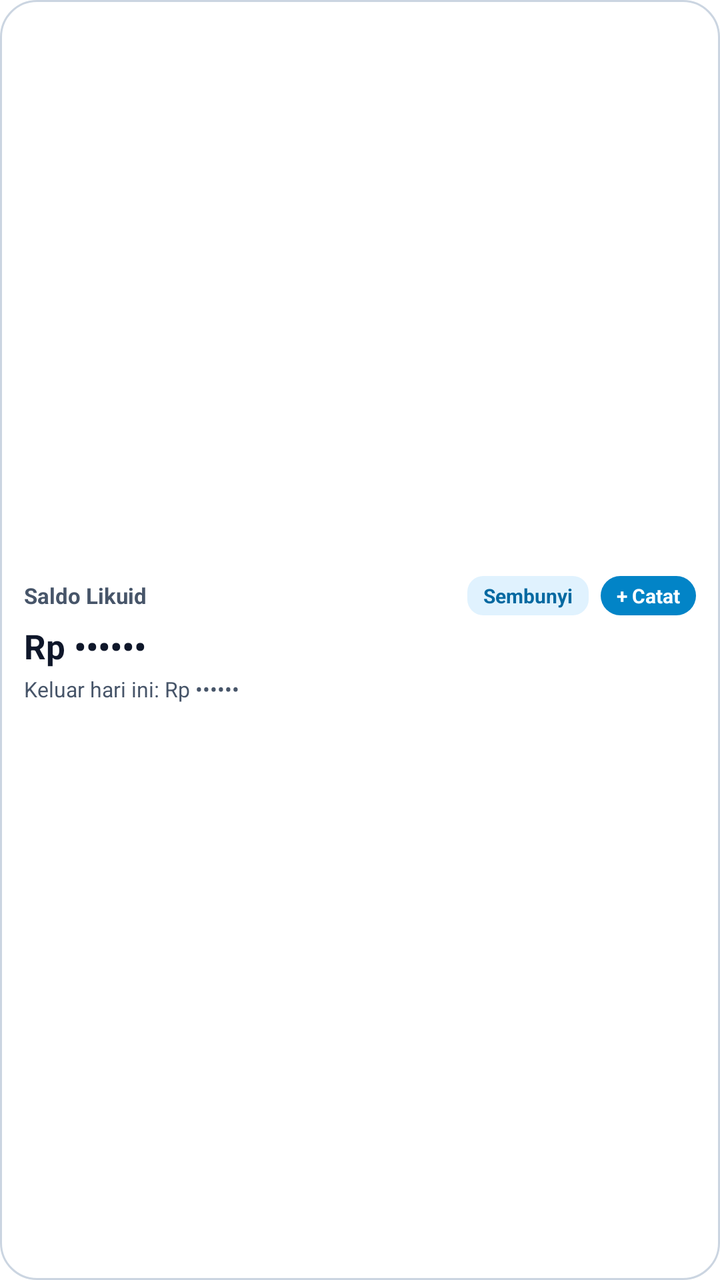
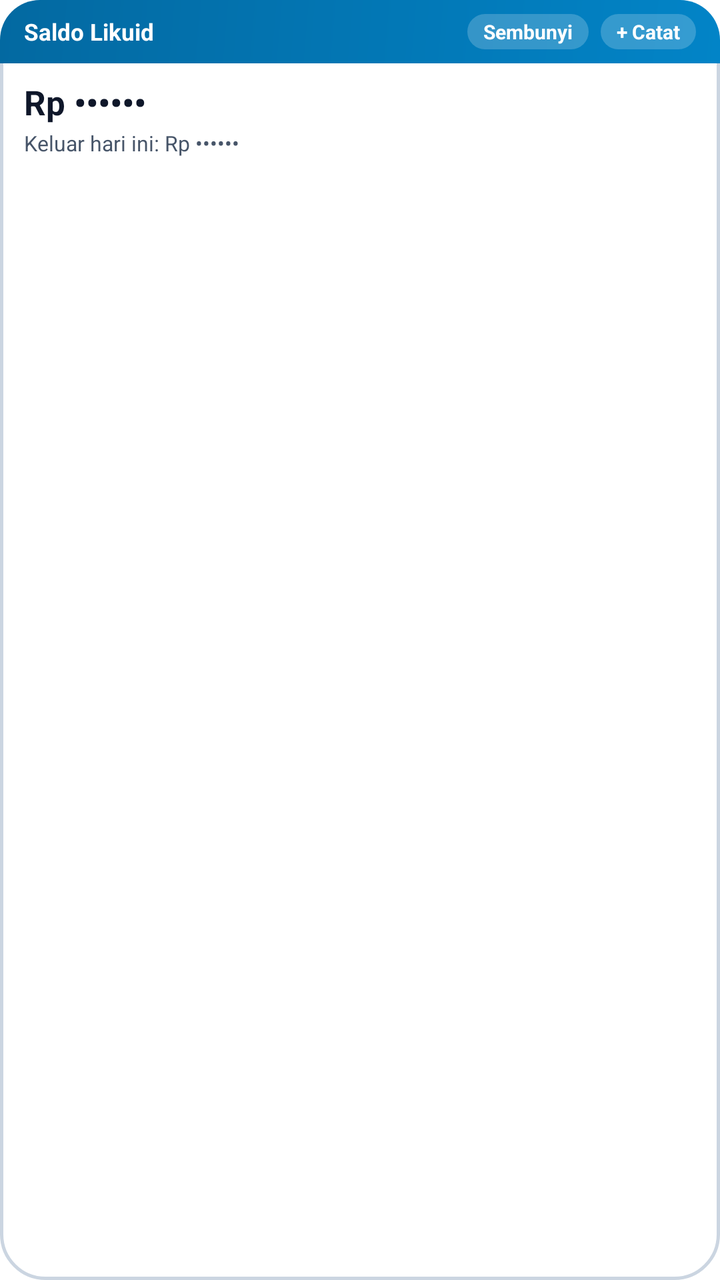

Two renders of the same Android screen: before a commit and after it. Below are the layout's source before the change and the commit's diff.
<!-- AndroidManifest.xml: fallback theme Theme.MaterialComponents.DayNight.NoActionBar -->
<!-- res/layout/widget_balance.xml -->
<?xml version="1.0" encoding="utf-8"?>
<LinearLayout xmlns:android="http://schemas.android.com/apk/res/android"
    android:id="@+id/widget_balance_root"
    android:layout_width="match_parent"
    android:layout_height="match_parent"
    android:background="@drawable/orbit_widget_card_bg"
    android:gravity="center_vertical"
    android:orientation="vertical"
    android:paddingLeft="12dp"
    android:paddingTop="10dp"
    android:paddingRight="12dp"
    android:paddingBottom="10dp">

    <LinearLayout
        android:layout_width="match_parent"
        android:layout_height="wrap_content"
        android:gravity="center_vertical"
        android:orientation="horizontal">

        <TextView
            android:layout_width="0dp"
            android:layout_height="wrap_content"
            android:layout_weight="1"
            android:ellipsize="end"
            android:maxLines="1"
            android:text="Saldo Likuid"
            android:textColor="@color/orbit_widget_text_secondary"
            android:textSize="11sp"
            android:textStyle="bold" />

        <TextView
            android:id="@+id/widget_balance_privacy_tag"
            android:layout_width="wrap_content"
            android:layout_height="wrap_content"
            android:background="@drawable/orbit_widget_chip_bg"
            android:clickable="true"
            android:focusable="true"
            android:paddingLeft="8dp"
            android:paddingTop="3dp"
            android:paddingRight="8dp"
            android:paddingBottom="3dp"
            android:text="Sembunyi"
            android:textColor="@color/orbit_widget_accent_ink"
            android:textSize="10sp"
            android:textStyle="bold" />

        <TextView
            android:id="@+id/widget_balance_add_btn"
            android:layout_width="wrap_content"
            android:layout_height="wrap_content"
            android:layout_marginStart="6dp"
            android:background="@drawable/orbit_widget_btn_primary_bg"
            android:clickable="true"
            android:focusable="true"
            android:paddingLeft="8dp"
            android:paddingTop="3dp"
            android:paddingRight="8dp"
            android:paddingBottom="3dp"
            android:text="+ Catat"
            android:textColor="@color/orbit_widget_btn_text_on_accent"
            android:textSize="10sp"
            android:textStyle="bold" />
    </LinearLayout>

    <TextView
        android:id="@+id/widget_balance_amount"
        android:layout_width="match_parent"
        android:layout_height="wrap_content"
        android:layout_marginTop="4dp"
        android:ellipsize="end"
        android:maxLines="1"
        android:text="Rp ••••••"
        android:textColor="@color/orbit_widget_text_primary"
        android:textSize="17sp"
        android:textStyle="bold" />

    <TextView
        android:id="@+id/widget_balance_meta"
        android:layout_width="match_parent"
        android:layout_height="wrap_content"
        android:layout_marginTop="3dp"
        android:ellipsize="end"
        android:maxLines="1"
        android:text="Keluar hari ini: Rp ••••••"
        android:textColor="@color/orbit_widget_text_secondary"
        android:textSize="10.5sp" />

</LinearLayout>
<!-- resources referenced by this layout -->
<resources>
  <color name="orbit_widget_accent_ink">#0369A1</color>
  <color name="orbit_widget_btn_text_on_accent">#FFFFFF</color>
  <color name="orbit_widget_text_primary">#0F172A</color>
  <color name="orbit_widget_text_secondary">#475569</color>
  <!-- drawable orbit_widget_btn_primary_bg (drawable) -->
  <?xml version="1.0" encoding="utf-8"?>
  <shape xmlns:android="http://schemas.android.com/apk/res/android" android:shape="rectangle">
      <solid android:color="@color/orbit_widget_accent" />
      <corners android:radius="10dp" />
  </shape>
  <!-- drawable orbit_widget_card_bg (drawable) -->
  <?xml version="1.0" encoding="utf-8"?>
  <shape xmlns:android="http://schemas.android.com/apk/res/android" android:shape="rectangle">
      <solid android:color="@color/orbit_widget_bg" />
      <stroke android:width="1dp" android:color="@color/orbit_widget_border" />
      <corners android:radius="18dp" />
  </shape>
  <!-- drawable orbit_widget_chip_bg (drawable) -->
  <?xml version="1.0" encoding="utf-8"?>
  <shape xmlns:android="http://schemas.android.com/apk/res/android" android:shape="rectangle">
      <solid android:color="@color/orbit_widget_accent_soft" />
      <corners android:radius="8dp" />
  </shape>
  <color name="orbit_widget_accent">#0284C7</color>
  <color name="orbit_widget_bg">#FFFFFF</color>
  <color name="orbit_widget_border">#CBD5E1</color>
  <color name="orbit_widget_accent_soft">#E0F2FE</color>
</resources>

<!-- the commit's change to res/layout/widget_balance.xml (unified diff, before → after) -->
@@ -4,18 +4,19 @@
     android:layout_width="match_parent"
     android:layout_height="match_parent"
     android:background="@drawable/orbit_widget_card_bg"
-    android:gravity="center_vertical"
-    android:orientation="vertical"
-    android:paddingLeft="12dp"
-    android:paddingTop="10dp"
-    android:paddingRight="12dp"
-    android:paddingBottom="10dp">
+    android:orientation="vertical">
 
     <LinearLayout
+        android:id="@+id/widget_balance_header"
         android:layout_width="match_parent"
         android:layout_height="wrap_content"
+        android:background="@drawable/orbit_widget_header_ocean"
         android:gravity="center_vertical"
-        android:orientation="horizontal">
+        android:orientation="horizontal"
+        android:paddingLeft="12dp"
+        android:paddingTop="7dp"
+        android:paddingRight="12dp"
+        android:paddingBottom="7dp">
 
         <TextView
             android:layout_width="0dp"
@@ -24,23 +25,23 @@
             android:ellipsize="end"
             android:maxLines="1"
             android:text="Saldo Likuid"
-            android:textColor="@color/orbit_widget_text_secondary"
-            android:textSize="11sp"
+            android:textColor="#FFFFFF"
+            android:textSize="11.5sp"
             android:textStyle="bold" />
 
         <TextView
             android:id="@+id/widget_balance_privacy_tag"
             android:layout_width="wrap_content"
             android:layout_height="wrap_content"
-            android:background="@drawable/orbit_widget_chip_bg"
+            android:background="@drawable/orbit_widget_header_pill"
             android:clickable="true"
             android:focusable="true"
             android:paddingLeft="8dp"
-            android:paddingTop="3dp"
+            android:paddingTop="2dp"
             android:paddingRight="8dp"
-            android:paddingBottom="3dp"
+            android:paddingBottom="2dp"
             android:text="Sembunyi"
-            android:textColor="@color/orbit_widget_accent_ink"
+            android:textColor="#FFFFFF"
             android:textSize="10sp"
             android:textStyle="bold" />
 
@@ -49,40 +50,49 @@
             android:layout_width="wrap_content"
             android:layout_height="wrap_content"
             android:layout_marginStart="6dp"
-            android:background="@drawable/orbit_widget_btn_primary_bg"
+            android:background="@drawable/orbit_widget_header_pill"
             android:clickable="true"
             android:focusable="true"
             android:paddingLeft="8dp"
-            android:paddingTop="3dp"
+            android:paddingTop="2dp"
             android:paddingRight="8dp"
-            android:paddingBottom="3dp"
+            android:paddingBottom="2dp"
             android:text="+ Catat"
-            android:textColor="@color/orbit_widget_btn_text_on_accent"
+            android:textColor="#FFFFFF"
             android:textSize="10sp"
             android:textStyle="bold" />
     </LinearLayout>
 
-    <TextView
-        android:id="@+id/widget_balance_amount"
+    <LinearLayout
         android:layout_width="match_parent"
         android:layout_height="wrap_content"
-        android:layout_marginTop="4dp"
-        android:ellipsize="end"
-        android:maxLines="1"
-        android:text="Rp ••••••"
-        android:textColor="@color/orbit_widget_text_primary"
-        android:textSize="17sp"
-        android:textStyle="bold" />
+        android:orientation="vertical"
+        android:paddingLeft="12dp"
+        android:paddingTop="8dp"
+        android:paddingRight="12dp"
+        android:paddingBottom="10dp">
 
-    <TextView
-        android:id="@+id/widget_balance_meta"
-        android:layout_width="match_parent"
-        android:layout_height="wrap_content"
-        android:layout_marginTop="3dp"
-        android:ellipsize="end"
-        android:maxLines="1"
-        android:text="Keluar hari ini: Rp ••••••"
-        android:textColor="@color/orbit_widget_text_secondary"
-        android:textSize="10.5sp" />
+        <TextView
+            android:id="@+id/widget_balance_amount"
+            android:layout_width="match_parent"
+            android:layout_height="wrap_content"
+            android:ellipsize="end"
+            android:maxLines="1"
+            android:text="Rp ••••••"
+            android:textColor="@color/orbit_widget_text_primary"
+            android:textSize="17sp"
+            android:textStyle="bold" />
+
+        <TextView
+            android:id="@+id/widget_balance_meta"
+            android:layout_width="match_parent"
+            android:layout_height="wrap_content"
+            android:layout_marginTop="2dp"
+            android:ellipsize="end"
+            android:maxLines="1"
+            android:text="Keluar hari ini: Rp ••••••"
+            android:textColor="@color/orbit_widget_text_secondary"
+            android:textSize="10.5sp" />
+    </LinearLayout>
 
 </LinearLayout>
<!-- resource entries referenced after the edit -->
@@ -1,31 +1,34 @@
 <!-- resources referenced by this layout -->
 <resources>
-  <color name="orbit_widget_accent_ink">#0369A1</color>
-  <color name="orbit_widget_btn_text_on_accent">#FFFFFF</color>
   <color name="orbit_widget_text_primary">#0F172A</color>
   <color name="orbit_widget_text_secondary">#475569</color>
-  <!-- drawable orbit_widget_btn_primary_bg (drawable) -->
-  <?xml version="1.0" encoding="utf-8"?>
-  <shape xmlns:android="http://schemas.android.com/apk/res/android" android:shape="rectangle">
-      <solid android:color="@color/orbit_widget_accent" />
-      <corners android:radius="10dp" />
-  </shape>
   <!-- drawable orbit_widget_card_bg (drawable) -->
   <?xml version="1.0" encoding="utf-8"?>
   <shape xmlns:android="http://schemas.android.com/apk/res/android" android:shape="rectangle">
       <solid android:color="@color/orbit_widget_bg" />
-      <stroke android:width="1dp" android:color="@color/orbit_widget_border" />
-      <corners android:radius="18dp" />
+      <stroke android:width="1.5dp" android:color="@color/orbit_widget_border" />
+      <corners android:radius="22dp" />
   </shape>
-  <!-- drawable orbit_widget_chip_bg (drawable) -->
+  <!-- drawable orbit_widget_header_ocean (drawable) -->
   <?xml version="1.0" encoding="utf-8"?>
   <shape xmlns:android="http://schemas.android.com/apk/res/android" android:shape="rectangle">
-      <solid android:color="@color/orbit_widget_accent_soft" />
-      <corners android:radius="8dp" />
+      <gradient
+          android:angle="135"
+          android:startColor="#0284C7"
+          android:endColor="#0369A1" />
+      <corners
+          android:topLeftRadius="20dp"
+          android:topRightRadius="20dp"
+          android:bottomLeftRadius="0dp"
+          android:bottomRightRadius="0dp" />
   </shape>
-  <color name="orbit_widget_accent">#0284C7</color>
+  <!-- drawable orbit_widget_header_pill (drawable) -->
+  <?xml version="1.0" encoding="utf-8"?>
+  <shape xmlns:android="http://schemas.android.com/apk/res/android" android:shape="rectangle">
+      <solid android:color="#33FFFFFF" />
+      <corners android:radius="10dp" />
+  </shape>
   <color name="orbit_widget_bg">#FFFFFF</color>
   <color name="orbit_widget_border">#CBD5E1</color>
-  <color name="orbit_widget_accent_soft">#E0F2FE</color>
 </resources>
 
